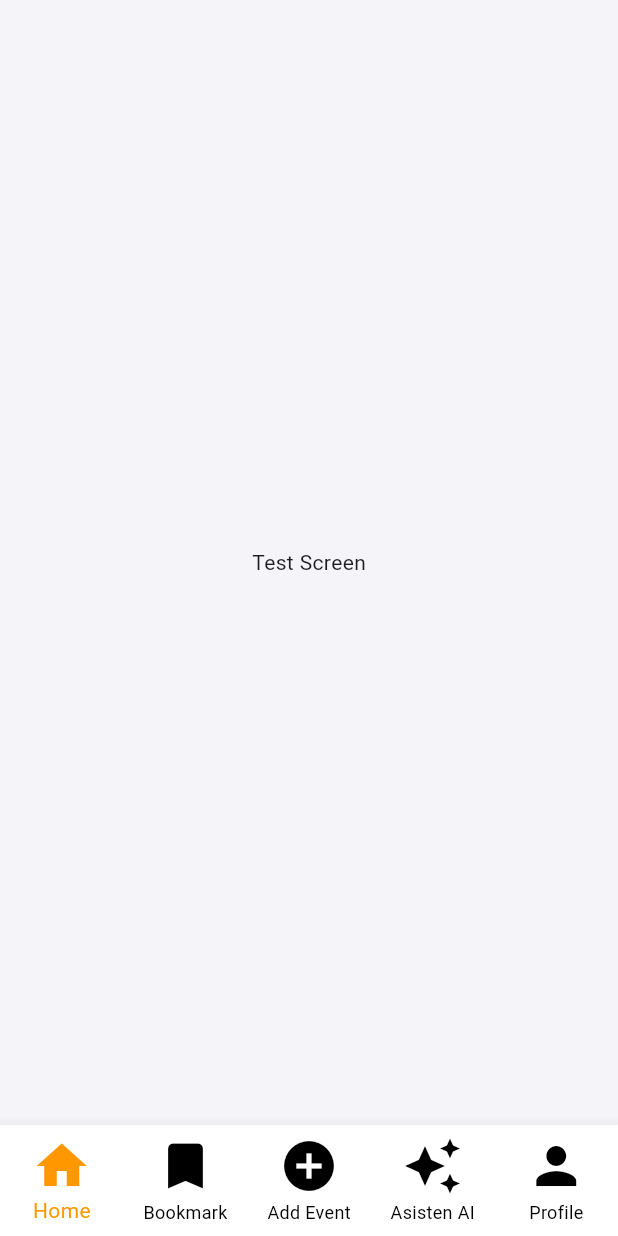
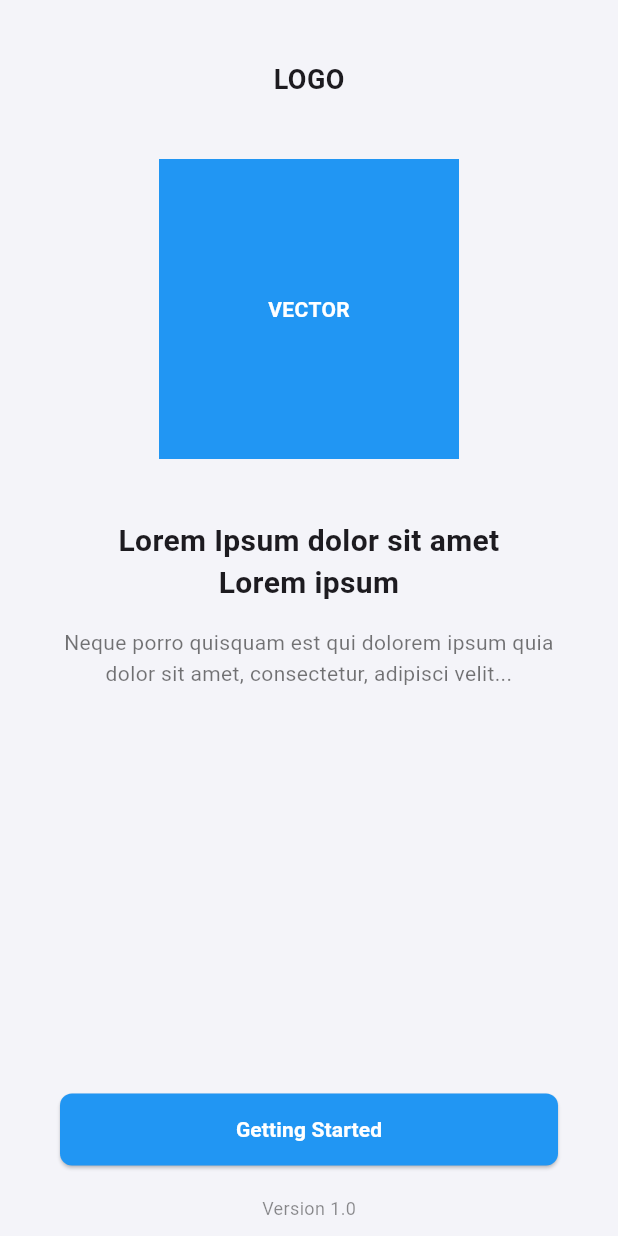
Before and after one commit to HapisPro/eventara, a Flutter app: the screen it shows after launch, on a phone screen of 412 x 824 dp. Run offline on Flutter 3.47's test engine with Material 3 defaults, Android fonts, the phone set to English and light mode, and no system bars.

Commit message:
Menambahkan welcome Screen

```diff
--- /dev/null
+++ b/devtools_options.yaml
@@ -0,0 +1,3 @@
+description: This file stores settings for Dart & Flutter DevTools.
+documentation: https://docs.flutter.dev/tools/devtools/extensions#configure-extension-enablement-states
+extensions:
--- a/lib/main.dart
+++ b/lib/main.dart
@@ -1,3 +1,4 @@
+import 'package:eventara/welcome/welcome_screen.dart';
 import 'package:flutter/material.dart';
 import 'package:provider/provider.dart';
 
@@ -22,7 +23,7 @@ class MainApp extends StatelessWidget {
     return MaterialApp(
       title: 'Eventara',
       theme: AppTheme.lightTheme,
-      home: const MainScreen(),
+      home: const WelcomeScreen(),
       debugShowCheckedModeBanner: false,
     );
   }
--- /dev/null
+++ b/lib/welcome/welcome_screen.dart
@@ -0,0 +1,109 @@
+import 'package:flutter/material.dart';
+
+class WelcomeScreen extends StatelessWidget {
+  const WelcomeScreen({super.key});
+
+  @override
+  Widget build(BuildContext context) {
+    return Scaffold(
+      body: SafeArea(
+        child: Column(
+          crossAxisAlignment: CrossAxisAlignment.center,
+          children: [
+            const SizedBox(height: 40),
+
+            // Logo
+            const Text(
+              "LOGO",
+              style: TextStyle(fontSize: 18, fontWeight: FontWeight.bold),
+            ),
+
+            const SizedBox(height: 40),
+
+            // Vector Image / Placeholder
+            Container(
+              width: 200,
+              height: 200,
+              color: Colors.blue,
+              child: const Center(
+                child: Text(
+                  "VECTOR",
+                  style: TextStyle(
+                    color: Colors.white,
+                    fontWeight: FontWeight.bold,
+                  ),
+                ),
+              ),
+            ),
+
+            const SizedBox(height: 40),
+
+            // Judul
+            const Text(
+              "Lorem Ipsum dolor sit amet\nLorem ipsum",
+              textAlign: TextAlign.center,
+              style: TextStyle(
+                fontSize: 20,
+                fontWeight: FontWeight.bold,
+                height: 1.4,
+              ),
+            ),
+
+            const SizedBox(height: 16),
+
+            // Deskripsi
+            const Padding(
+              padding: EdgeInsets.symmetric(horizontal: 40),
+              child: Text(
+                "Neque porro quisquam est qui dolorem ipsum quia dolor sit amet, consectetur, adipisci velit...",
+                textAlign: TextAlign.center,
+                style: TextStyle(
+                  fontSize: 14,
+                  color: Colors.black54,
+                  height: 1.5,
+                ),
+              ),
+            ),
+
+            const Spacer(),
+
+            // Tombol
+            Padding(
+              padding: const EdgeInsets.symmetric(horizontal: 40),
+              child: SizedBox(
+                width: double.infinity,
+                child: ElevatedButton(
+                  style: ElevatedButton.styleFrom(
+                    backgroundColor: Colors.blue,
+                    foregroundColor: Colors.white,
+                    padding: const EdgeInsets.symmetric(vertical: 14),
+                    shape: RoundedRectangleBorder(
+                      borderRadius: BorderRadius.circular(8),
+                    ),
+                  ),
+                  onPressed: () {
+                    // Aksi ketika ditekan, misalnya navigasi ke home
+                  },
+                  child: const Text(
+                    "Getting Started",
+                    style: TextStyle(fontWeight: FontWeight.bold),
+                  ),
+                ),
+              ),
+            ),
+
+            const SizedBox(height: 20),
+
+            // Versi aplikasi
+            const Text(
+              "Version 1.0",
+              style: TextStyle(fontSize: 12, color: Colors.black45),
+            ),
+
+            const SizedBox(height: 10),
+          ],
+        ),
+      ),
+    );
+  }
+}
```
